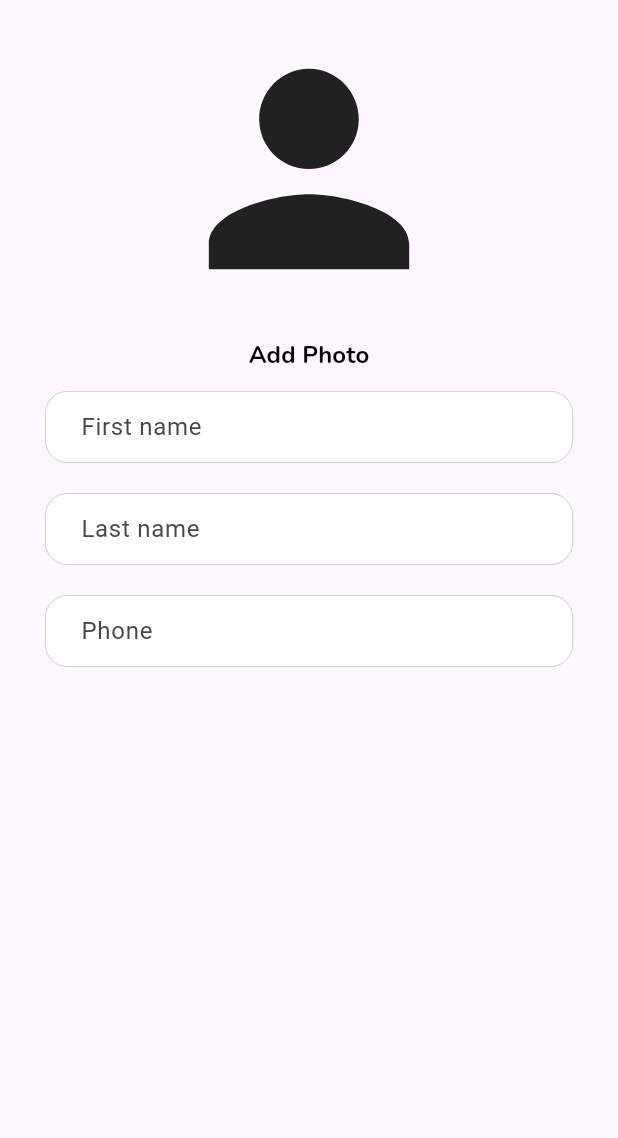
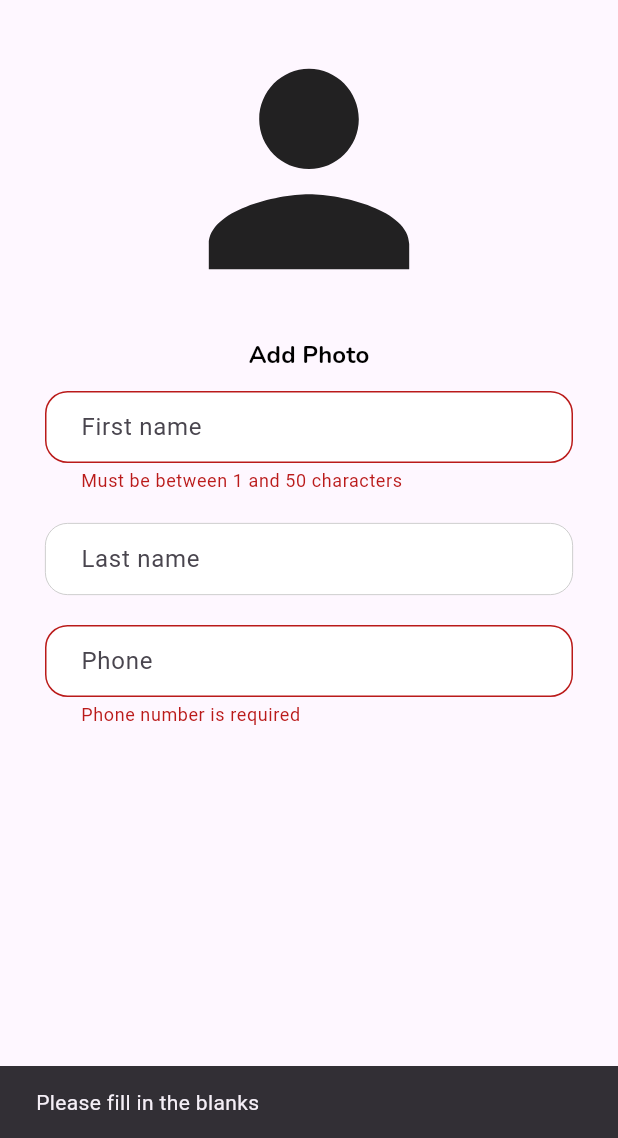
Before and after one commit to gunesserenay/flutter_contacts, a Flutter app: the AddNewContact widget shown alone on an empty page, opened directly, after a tap on "Done", on a phone screen of 412 x 824 dp, the part 98-1236 px from its top. Run offline on Flutter 3.47's test engine with Material 3 defaults, Android fonts, the phone set to English and light mode, and no system bars; our stand-ins replace google_fonts.

Commit message:
TextField moved into the Form widget

```diff
--- a/lib/data/dummy_data.dart
+++ b/lib/data/dummy_data.dart
@@ -4,16 +4,16 @@ const contacts = [
   Contact(
       firstName: 'Alice',
       lastName: 'Wellington',
-      phone: '+1234567890',
-      avatarUrl: 'assets/alice.png'),
+      phoneNumber: '+1234567890',
+      profileImageUrl: 'assets/images/camera.png'),
   Contact(
       firstName: 'David',
       lastName: 'Turner',
-      phone: '+1234567890',
-      avatarUrl: 'assets/alice.png'),
+      phoneNumber: '+1234567890',
+      profileImageUrl: 'assets/images/camera.png'),
   Contact(
       firstName: 'Bruce',
       lastName: 'Space',
-      phone: '+1234567890',
-      avatarUrl: 'assets/alice.png'),
+      phoneNumber: '+1234567890',
+      profileImageUrl: 'assets/images/camera.png'),
 ];
--- a/lib/model/contact.dart
+++ b/lib/model/contact.dart
@@ -1,12 +1,12 @@
 class Contact {
   final String firstName;
   final String? lastName;
-  final String phone;
-  final String avatarUrl;
+  final String phoneNumber;
+  final String profileImageUrl;
 
   const Contact(
       {required this.firstName,
       this.lastName,
-      required this.phone,
-      this.avatarUrl = ''});
+      required this.phoneNumber,
+      this.profileImageUrl = ''});
 }
--- a/lib/screens/contact_details.dart
+++ b/lib/screens/contact_details.dart
@@ -85,7 +85,7 @@ class ContactDetails extends StatelessWidget {
                       height: 30,
                     ),
                     Text(
-                      contact.phone,
+                      contact.phoneNumber,
                       textAlign: TextAlign.center,
                       style: GoogleFonts.nunito(
                           fontWeight: FontWeight.bold, fontSize: 16),
--- a/lib/screens/new_contact.dart
+++ b/lib/screens/new_contact.dart
@@ -1,6 +1,9 @@
+import 'dart:convert';
+
 import 'package:flutter/material.dart';
 import 'package:flutter_contacts/widgets/new_contact_text_field.dart';
 import 'package:google_fonts/google_fonts.dart';
+import 'package:http/http.dart' as http;
 
 class AddNewContact extends StatefulWidget {
   const AddNewContact({super.key});
@@ -10,6 +13,54 @@ class AddNewContact extends StatefulWidget {
 }
 
 class _AddNewContactState extends State<AddNewContact> {
+  final _formkey = GlobalKey<FormState>();
+  final TextEditingController _firstNameController = TextEditingController();
+  final TextEditingController _lastNameController = TextEditingController();
+  final TextEditingController _phoneNumberController = TextEditingController();
+  Future<void> _saveContact() async {
+    if (_formkey.currentState!.validate()) {
+      final firstName = _firstNameController.text;
+      final lastName = _lastNameController.text;
+      final phoneNumber = _phoneNumberController.text;
+      final profileImageUrl = 'assets/images/camera.png';
+
+      final url = Uri.parse('http://146.59.52.68:11235/api/User');
+      final headers = {
+        'Content-Type': 'application/json',
+        'ApiKey': '49fbc414-78fb-4fd4-953d-be210be2a829',
+      };
+
+      final body = json.encode({
+        'firstName': firstName,
+        'lastName': lastName,
+        'phoneNumber': phoneNumber,
+        'profileImageUrl': profileImageUrl,
+      });
+
+      try {
+        final response = await http.post(url, headers: headers, body: body);
+
+        if (response.statusCode == 200) {
+          ScaffoldMessenger.of(context).showSnackBar(
+            const SnackBar(content: Text('Contact added succesfully!')),
+          );
+        } else {
+          ScaffoldMessenger.of(context).showSnackBar(
+            SnackBar(content: Text('Error: ${response.statusCode}')),
+          );
+        }
+      } catch (e) {
+        ScaffoldMessenger.of(context).showSnackBar(
+          SnackBar(content: Text('Error: $e')),
+        );
+      }
+    } else {
+      ScaffoldMessenger.of(context).showSnackBar(
+        const SnackBar(content: Text('Please fill in the blanks')),
+      );
+    }
+  }
+
   @override
   Widget build(BuildContext context) {
     return LayoutBuilder(
@@ -45,7 +96,7 @@ class _AddNewContactState extends State<AddNewContact> {
                           fontWeight: FontWeight.bold, fontSize: 16),
                     ),
                     TextButton(
-                      onPressed: () {},
+                      onPressed: _saveContact,
                       child: Text(
                         'Done',
                         style: GoogleFonts.nunito(
@@ -74,18 +125,49 @@ class _AddNewContactState extends State<AddNewContact> {
                         ),
                       ),
                     ),
-                    const NewContactTextField(hint: 'First name'),
+                    Form(
+                        key: _formkey,
+                        child: Column(
+                          children: [
+                            NewContactTextField(
+                              hint: 'First name',
+                              validator: (value) {
+                                if (value == null ||
+                                    value.isEmpty ||
+                                    value.trim().length <= 1 ||
+                                    value.trim().length > 50) {
+                                  return 'Must be between 1 and 50 characters';
+                                }
+                                return null;
+                              },
+                              controller: _firstNameController,
+                            ),
                             const SizedBox(
                               height: 20,
                             ),
-                    const NewContactTextField(hint: 'Last name'),
+                            NewContactTextField(
+                              hint: 'Last name',
+                              controller: _lastNameController,
+                            ),
                             const SizedBox(
                               height: 20,
                             ),
-                    const NewContactTextField(
+                            NewContactTextField(
                               hint: 'Phone',
                               keyboardType: TextInputType.phone,
+                              validator: (value) {
+                                if (value == null || value.isEmpty) {
+                                  return 'Phone number is required';
+                                } else if (!RegExp(r'^[0-9]+$')
+                                    .hasMatch(value)) {
+                                  return 'Phone number must be numeric';
+                                }
+                                return null;
+                              },
+                              controller: _phoneNumberController,
                             ),
+                          ],
+                        ))
                   ],
                 ),
               ],
--- a/lib/widgets/contact_item.dart
+++ b/lib/widgets/contact_item.dart
@@ -33,7 +33,7 @@ class ContactItem extends StatelessWidget {
                   fontWeight: FontWeight.bold),
             ),
             subtitle: Text(
-              contact.phone,
+              contact.phoneNumber,
               style: GoogleFonts.nunito(
                   fontSize: 16,
                   color: Colors.grey,
--- a/lib/widgets/new_contact_text_field.dart
+++ b/lib/widgets/new_contact_text_field.dart
@@ -5,14 +5,22 @@ class NewContactTextField extends StatelessWidget {
     super.key,
     required this.hint,
     this.keyboardType = TextInputType.text,
+    this.maxLenght = 50,
+    this.validator,
+    required this.controller,
   });
 
   final String hint;
   final TextInputType keyboardType;
+  final double maxLenght;
+  final String? Function(String?)? validator;
+  final TextEditingController controller;
   @override
   Widget build(BuildContext context) {
-    return TextField(
+    return TextFormField(
       onChanged: (value) {},
+      validator: validator,
+      controller: controller,
       keyboardType: keyboardType,
       decoration: InputDecoration(
         contentPadding:
--- a/pubspec.yaml
+++ b/pubspec.yaml
@@ -36,6 +36,7 @@ dependencies:
   # Use with the CupertinoIcons class for iOS style icons.
   cupertino_icons: ^1.0.6
   google_fonts: ^6.2.1
+  http: ^1.2.1
 
 dev_dependencies:
   flutter_test:
```
Also changed, not shown: pubspec.lock. Lines whose indentation alone changed are shown as unchanged.
